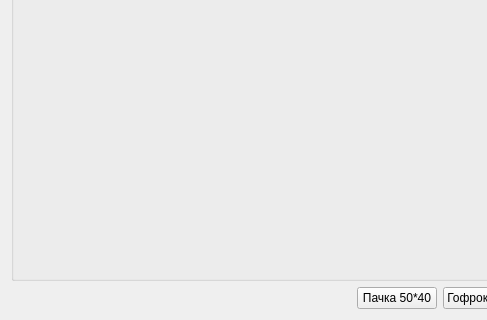
First picture: the form in formlabelsel.ui, repository Sergeyego/warehouse, before the edit; both pictures show x 0 to 487 and y 175 to 495 of the 707 by 495 pixel window.
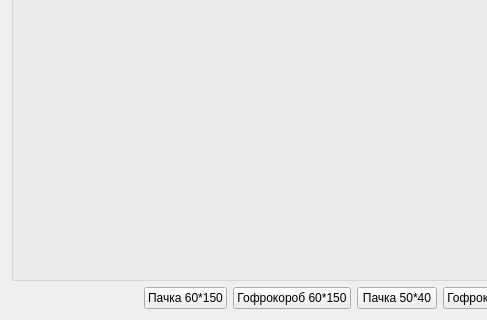
Second picture: the form after the edit.

What changed in the file:
```diff
--- a/formlabelsel.ui
+++ b/formlabelsel.ui
@@ -43,6 +43,20 @@
        </property>
       </spacer>
      </item>
+     <item>
+      <widget class="QPushButton" name="pushButtonEd60150">
+       <property name="text">
+        <string>Пачка 60*150</string>
+       </property>
+      </widget>
+     </item>
+     <item>
+      <widget class="QPushButton" name="pushButtonGr60150">
+       <property name="text">
+        <string>Гофрокороб 60*150</string>
+       </property>
+      </widget>
+     </item>
      <item>
       <widget class="QPushButton" name="pushButtonEd5040">
        <property name="text">
```
